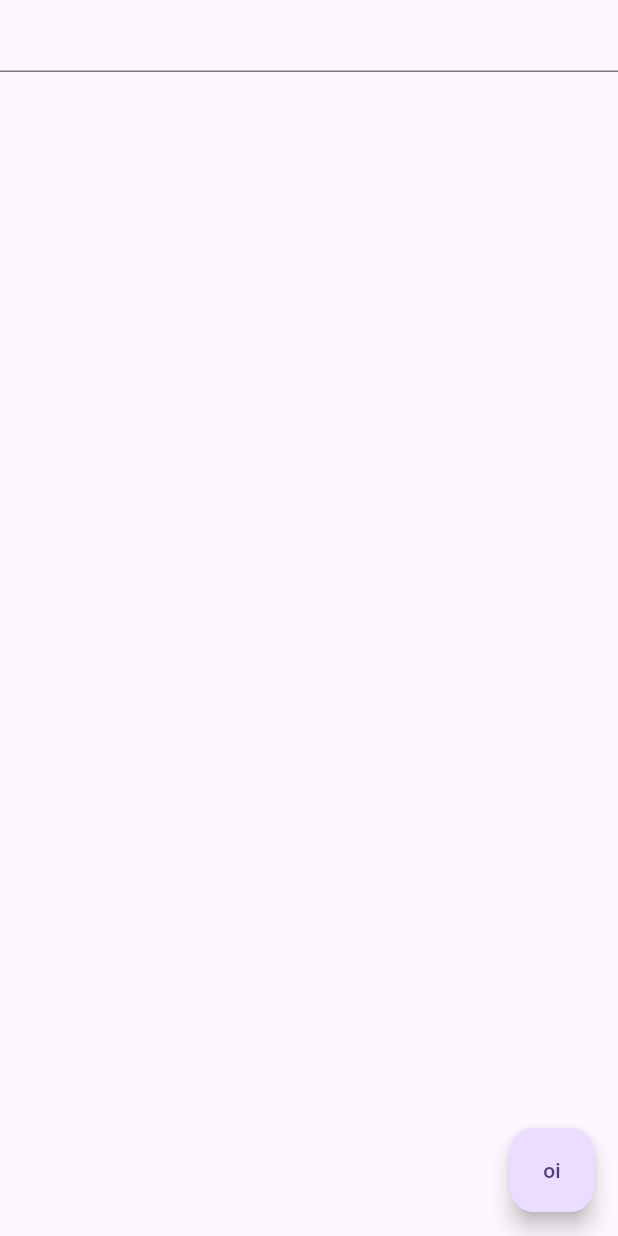
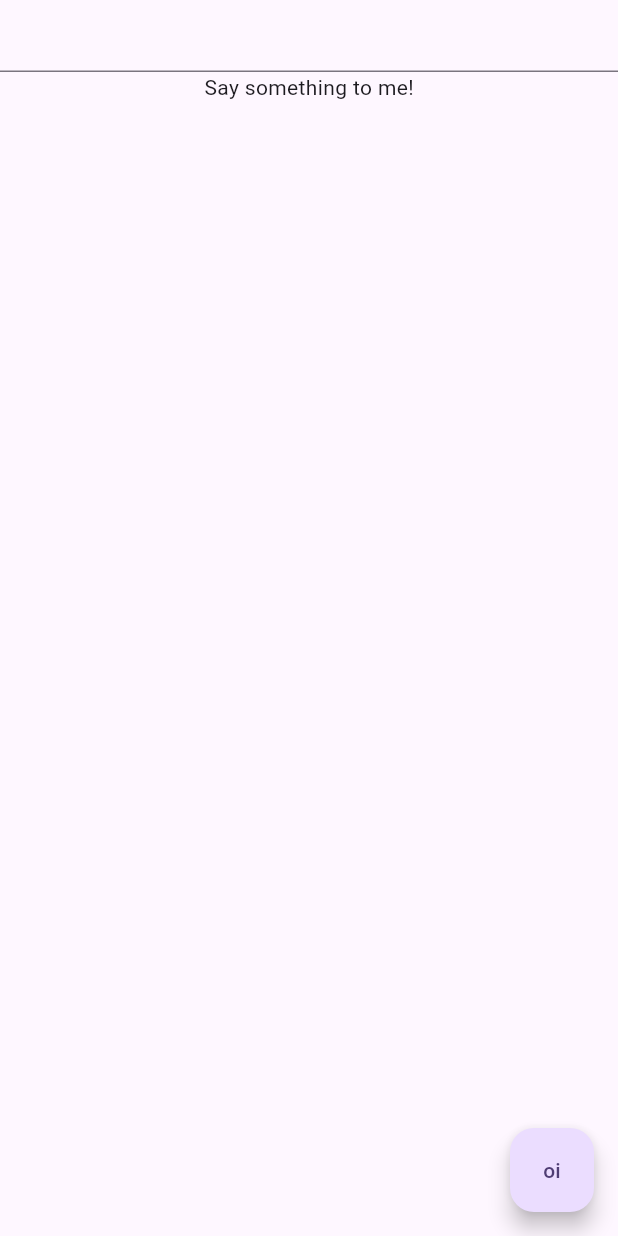
Before and after one commit to filipeobelo/ChatGpt.Flutter, a Flutter app: the ChatPage screen opened by its route, on a phone screen of 412 x 824 dp. Run offline on Flutter 3.47's test engine with Material 2 defaults, Android fonts, the phone set to English and light mode, and no system bars; our stand-ins replace bloc, dio, flutter_bloc, go_router.

Commit message:
Create initial chat mechanics (#6)

```diff
--- a/lib/features/chat/presentation/chat_page.dart
+++ b/lib/features/chat/presentation/chat_page.dart
@@ -12,7 +12,6 @@ class ChatPage extends StatefulWidget {
 
 class _ChatPageState extends State<ChatPage> {
   final textController = TextEditingController();
-  final _messages = List<String>.empty(growable: true);
 
   @override
   void dispose() {
@@ -24,30 +23,43 @@ class _ChatPageState extends State<ChatPage> {
   Widget build(BuildContext context) {
     return BlocProvider(
       create: (context) => ChatCubit(service: ChatServiceImpl()),
-      child: Scaffold(
+      child: Builder(
+        builder: (context) {
+          return Scaffold(
             body: Column(
               children: [
                 TextField(
                   controller: textController,
                 ),
                 Expanded(
-              child: ListView.builder(
-                  itemCount: _messages.length,
+                  child: BlocBuilder<ChatCubit, ChatState>(
+                    builder: (context, state) {
+                      switch (state) {
+                        case ChatInitial():
+                          return const Text('Say something to me!');
+                        case ChatResult():
+                          return ListView.builder(
+                              itemCount: state.messages.length,
                               itemBuilder: (context, index) {
-                    final item = _messages[index];
+                                final item = state.messages[index];
 
-                    return Text(item);
-                  }),
+                                return Text('${item.role}: ${item.content}');
+                              });
+                        case ChatError():
+                          return Text(state.error);
+                      }
+                    },
+                  ),
                 )
               ],
             ),
             floatingActionButton: FloatingActionButton(
                 child: const Text('oi'),
                 onPressed: () {
-              setState(() {
-                _messages.add(textController.text);
-              });
+                  context.read<ChatCubit>().sendMessage(textController.text);
                 }),
+          );
+        }
       ),
     );
   }
--- a/lib/features/chat/presentation/cubit/chat_state.dart
+++ b/lib/features/chat/presentation/cubit/chat_state.dart
@@ -6,7 +6,13 @@ sealed class ChatState {}
 final class ChatInitial extends ChatState {}
 
 final class ChatResult extends ChatState {
-  ChatResult(this.chatResult);
+  ChatResult(this.messages);
 
-  final CompletionsOutput chatResult;
+  final List<Message> messages;
 }
+
+final class ChatError extends ChatState {
+  ChatError(this.error);
+
+  final String error;
+}
--- /dev/null
+++ b/lib/features/chat/strings.dart
@@ -0,0 +1,2 @@
+const String roleInput = 'user';
+const String roleOutput = 'system';
```
Also changed, not shown: lib/features/chat/presentation/cubit/chat_cubit.dart (+11 -7 lines). Lines whose indentation alone changed are shown as unchanged.
